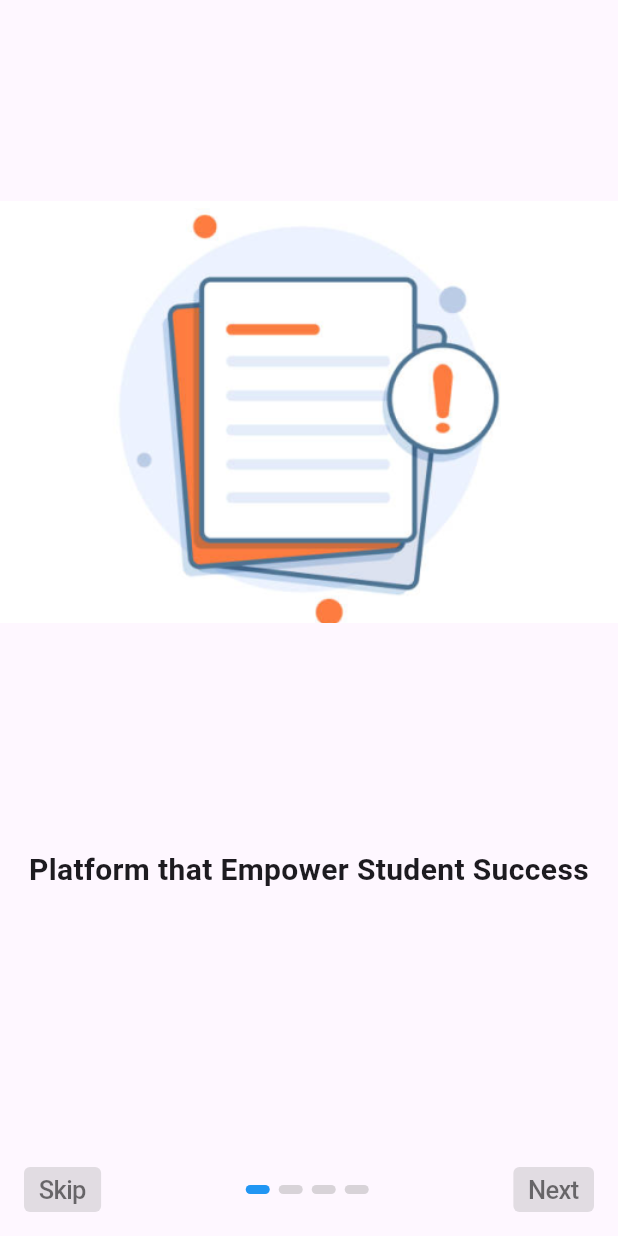
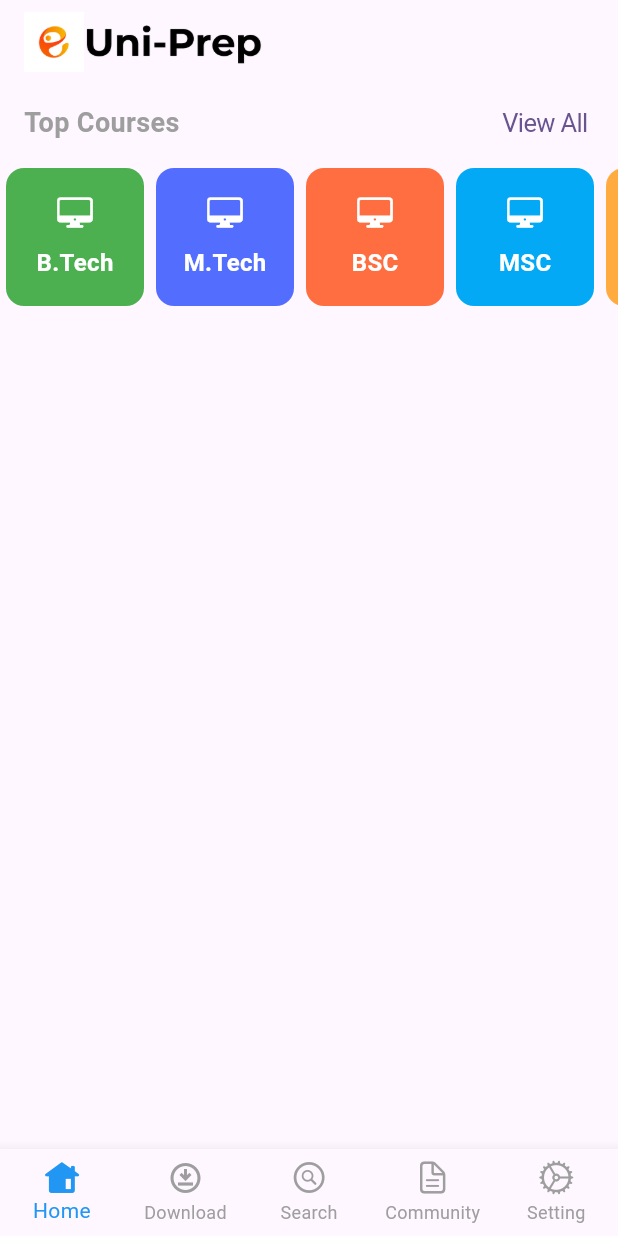
Before and after one commit to 1morecode/elearning, a Flutter app: the screen it shows after launch, on a phone screen of 412 x 824 dp. Run offline on Flutter 3.47's test engine with Material 3 defaults, Android fonts, the phone set to English and light mode, and no system bars; our stand-ins replace pinput.

Commit message:
TODO on Home Page, Course Card Completed

```diff
--- a/lib/config/assets.dart
+++ b/lib/config/assets.dart
@@ -2,10 +2,11 @@
 
 String smallLogo = "assets/logo/logo_100.png";
 String mediumLogo = "assets/logo/logo_256.png";
-
+String hrLogo = "assets/logo/hr_logo.png";
 
 String loginImage = "assets/images/login.png";
 String otpImage = "assets/images/otp.png";
+
 String googleIcon = "assets/icons/google.png";
 
 String onBoard1 = "assets/onboard/1.png";
--- /dev/null
+++ b/lib/config/data.dart
@@ -0,0 +1,90 @@
+//
+// Created by 1 More Code on 09/05/24.
+//
+
+import 'package:flutter/cupertino.dart';
+import 'package:flutter/material.dart';
+
+class UniData {
+  static List<dynamic> courses = [
+    {
+      "id": "001",
+      "course": "B.Tech",
+      "icon": CupertinoIcons.desktopcomputer,
+      "color": Colors.green,
+    },
+    {
+      "id": "002",
+      "course": "M.Tech",
+      "icon": CupertinoIcons.desktopcomputer,
+      "color": Colors.indigoAccent
+    },
+    {
+      "id": "003",
+      "course": "BSC",
+      "icon": CupertinoIcons.desktopcomputer,
+      "color": Colors.deepOrangeAccent
+    },
+    {
+      "id": "004",
+      "course": "MSC",
+      "icon": CupertinoIcons.desktopcomputer,
+      "color": Colors.lightBlue
+    },
+    {
+      "id": "005",
+      "course": "B.Com",
+      "icon": CupertinoIcons.desktopcomputer,
+      "color": Colors.orangeAccent
+    }
+  ];
+
+
+  static List<dynamic> branches = [
+    {
+      "branch": "Computer Science & Engineering",
+      "courseId": "001",
+      "icon": Icons.abc,
+      "years": [
+        {
+          "year": "1st Yr",
+          "syllabus": [
+            {
+              "syllabus": "Data Structure",
+              "code": "BCS012"
+            }
+          ]
+        },
+        {
+          "year": "2nd Yr",
+          "syllabus": [
+
+          ]
+        },
+        {
+          "year": "3rd Yr",
+          "syllabus": [
+
+          ]
+        },
+        {
+          "year": "4th Yr",
+          "syllabus": [
+
+          ]
+        }
+      ]
+    },
+    {
+      "courseId": "002",
+      "branch": "Electrical Engineering",
+      "icon": Icons.abc
+    },
+    {
+      "courseId": "002",
+      "branch": "Mechanical Engineering",
+      "icon": Icons.abc
+    }
+  ];
+
+}
--- a/lib/main.dart
+++ b/lib/main.dart
@@ -1,4 +1,4 @@
-import 'package:elearning/view/splash/splash_screen.dart';
+import 'package:elearning/view/dashboard/dashboard_screen.dart';
 import 'package:flutter/material.dart';
 
 void main() {
@@ -18,7 +18,7 @@ class MyApp extends StatelessWidget {
         colorScheme: ColorScheme.fromSeed(seedColor: Colors.deepPurple),
         useMaterial3: true,
       ),
-      home: const SplashScreen(),
+      home: const DashboardScreen(),
     );
   }
 }
--- a/lib/view/auth/registration_screen.dart
+++ b/lib/view/auth/registration_screen.dart
@@ -1,4 +1,4 @@
-import 'package:elearning/view/home/home_screen.dart';
+import 'package:elearning/view/dashboard/dashboard_screen.dart';
 import 'package:flutter/cupertino.dart';
 import 'package:flutter/material.dart';
 
@@ -154,7 +154,7 @@ class RegistrationScreen extends StatelessWidget {
                     Navigator.pushAndRemoveUntil(
                         context,
                         MaterialPageRoute(
-                          builder: (context) => const HomeScreen(),
+                          builder: (context) => const DashboardScreen(),
                         ),
                         (route) => false);
                   } else {
--- /dev/null
+++ b/lib/view/dashboard/dashboard_screen.dart
@@ -0,0 +1,83 @@
+import 'package:elearning/config/assets.dart';
+import 'package:elearning/view/dashboard/tabs/community/community_tab.dart';
+import 'package:elearning/view/dashboard/tabs/download/download_tab.dart';
+import 'package:elearning/view/dashboard/tabs/home/home_tab.dart';
+import 'package:elearning/view/dashboard/tabs/search/search_tab.dart';
+import 'package:elearning/view/dashboard/tabs/setting/setting_tab.dart';
+import 'package:flutter/cupertino.dart';
+import 'package:flutter/material.dart';
+
+class DashboardScreen extends StatefulWidget {
+  const DashboardScreen({super.key});
+
+  @override
+  State<DashboardScreen> createState() => _DashboardScreenState();
+}
+
+class _DashboardScreenState extends State<DashboardScreen> {
+  int currentIndex = 0;
+
+  List<Widget> bodyList = const [
+    HomeTab(),
+    DownloadTab(),
+    SearchTab(),
+    CommunityTab(),
+    SettingTab()
+  ];
+
+  List<Widget> appbarTitles = [
+    Image.asset(hrLogo, height: 40,),
+    Text("Download"),
+    Text("Search"),
+    Text("Community"),
+    Text("Setting"),
+  ];
+
+  @override
+  Widget build(BuildContext context) {
+    return Scaffold(
+      appBar: AppBar(
+        title: appbarTitles[currentIndex],
+      ),
+      body: bodyList[currentIndex],
+      bottomNavigationBar: BottomNavigationBar(
+        type: BottomNavigationBarType.fixed,
+        selectedItemColor: Colors.blue,
+        unselectedItemColor: Colors.grey,
+        currentIndex: currentIndex,
+        onTap: (index) {
+          setState(() {
+            currentIndex = index;
+          });
+        },
+        items: const [
+          BottomNavigationBarItem(
+            icon: Icon(CupertinoIcons.house_alt),
+            activeIcon: Icon(CupertinoIcons.house_alt_fill),
+            label: "Home",
+          ),
+          BottomNavigationBarItem(
+            icon: Icon(Icons.download_for_offline_outlined),
+            activeIcon: Icon(Icons.download_for_offline),
+            label: "Download",
+          ),
+          BottomNavigationBarItem(
+            icon: Icon(CupertinoIcons.search_circle),
+            activeIcon: Icon(CupertinoIcons.search_circle_fill),
+            label: "Search",
+          ),
+          BottomNavigationBarItem(
+            icon: Icon(CupertinoIcons.doc_text),
+            activeIcon: Icon(CupertinoIcons.doc_chart_fill),
+            label: "Community",
+          ),
+          BottomNavigationBarItem(
+            icon: Icon(CupertinoIcons.settings),
+            activeIcon: Icon(CupertinoIcons.settings_solid),
+            label: "Setting",
+          ),
+        ],
+      ),
+    );
+  }
+}
--- /dev/null
+++ b/lib/view/dashboard/tabs/community/community_tab.dart
@@ -0,0 +1,14 @@
+//
+// Created by 1 More Code on 09/05/24.
+//
+
+import 'package:flutter/material.dart';
+
+class CommunityTab extends StatelessWidget {
+  const CommunityTab({super.key});
+
+  @override
+  Widget build(BuildContext context) {
+    return Center(child: Text("Community Tab"),);
+  }
+}
--- /dev/null
+++ b/lib/view/dashboard/tabs/download/download_tab.dart
@@ -0,0 +1,14 @@
+//
+// Created by 1 More Code on 09/05/24.
+//
+
+import 'package:flutter/material.dart';
+
+class DownloadTab extends StatelessWidget {
+  const DownloadTab({super.key});
+
+  @override
+  Widget build(BuildContext context) {
+    return const Center(child: Text("Download Tab"),);
+  }
+}
--- /dev/null
+++ b/lib/view/dashboard/tabs/home/components/courses_card.dart
@@ -0,0 +1,40 @@
+//
+// Created by 1 More Code on 09/05/24.
+//
+
+import 'package:flutter/material.dart';
+
+class CoursesCard extends StatelessWidget {
+  final dynamic course;
+
+  const CoursesCard({super.key, required this.course});
+
+  @override
+  Widget build(BuildContext context) {
+    return SizedBox(
+      height: 100,
+      width: 100,
+      child: Card(
+        elevation: 0,
+        color: course['color'],
+        child: Padding(
+          padding: const EdgeInsets.all(8.0),
+          child: Column(
+            mainAxisAlignment: MainAxisAlignment.center,
+            children: [
+              Icon(course['icon'], color: Colors.white,),
+              const SizedBox(height: 10,),
+              Text(
+                course['course'],
+                style: const TextStyle(
+                    fontWeight: FontWeight.w600,
+                    fontSize: 16,
+                    color: Colors.white),
+              )
+            ],
+          ),
+        ),
+      ),
+    );
+  }
+}
--- /dev/null
+++ b/lib/view/dashboard/tabs/home/home_tab.dart
@@ -0,0 +1,69 @@
+//
+// Created by 1 More Code on 09/05/24.
+//
+
+import 'package:elearning/config/assets.dart';
+import 'package:elearning/config/data.dart';
+import 'package:elearning/view/dashboard/tabs/home/components/courses_card.dart';
+import 'package:flutter/cupertino.dart';
+import 'package:flutter/material.dart';
+import 'package:flutter/widgets.dart';
+
+class HomeTab extends StatelessWidget {
+  const HomeTab({super.key});
+
+  @override
+  Widget build(BuildContext context) {
+    return ListView(
+      children: [
+        // Courses Heading
+        Row(
+          children: [
+            const Expanded(
+                child: Padding(
+              padding: EdgeInsets.symmetric(horizontal: 16),
+              child: Text(
+                "Top Courses",
+                style: TextStyle(
+                    fontSize: 18,
+                    color: Colors.grey,
+                    fontWeight: FontWeight.w600),
+              ),
+            )),
+            CupertinoButton(
+              onPressed: () {},
+              minSize: 40,
+              child: const Text("View All"),
+            )
+          ],
+        ),
+        SizedBox(
+            height: 100,
+            width: MediaQuery.of(context).size.width,
+            child: ListView.builder(
+              scrollDirection: Axis.horizontal,
+              itemCount: UniData.courses.length,
+              itemBuilder: (context, index) => CoursesCard(course: UniData.courses[index]),
+            )
+
+            // ListView(
+            //   scrollDirection: Axis.horizontal,
+            //   padding: const EdgeInsets.symmetric(horizontal: 10),
+            //   children: const [
+            //     ,
+            //     CoursesCard(title: "B.Tech", icon:  CupertinoIcons.device_desktop, color: Colors.pink,),
+            //     CoursesCard(title: "B.Tech", icon:  CupertinoIcons.device_desktop, color: Colors.pink,),
+            //     CoursesCard(title: "B.Tech", icon:  CupertinoIcons.device_desktop, color: Colors.pink,),
+            //     CoursesCard(title: "B.Tech", icon:  CupertinoIcons.device_desktop, color: Colors.pink,),
+            //     CoursesCard(title: "B.Tech", icon:  CupertinoIcons.device_desktop, color: Colors.pink,),
+            //     CoursesCard(title: "M.Tech", icon:  CupertinoIcons.device_desktop, color: Colors.amber,),
+            //     CoursesCard(title: "BCA", icon:  CupertinoIcons.device_desktop, color: Colors.blueAccent,),
+            //     CoursesCard(title: "MCA", icon:  CupertinoIcons.device_desktop, color: Colors.brown,),
+            //     CoursesCard(title: "BSC", icon:  CupertinoIcons.device_desktop, color: Colors.indigoAccent,),
+            //   ],
+            // ),
+            )
+      ],
+    );
+  }
+}
--- /dev/null
+++ b/lib/view/dashboard/tabs/search/search_tab.dart
@@ -0,0 +1,14 @@
+//
+// Created by 1 More Code on 09/05/24.
+//
+
+import 'package:flutter/material.dart';
+
+class SearchTab extends StatelessWidget {
+  const SearchTab({super.key});
+
+  @override
+  Widget build(BuildContext context) {
+    return Center(child: Text("Search Tab"),);
+  }
+}
--- /dev/null
+++ b/lib/view/dashboard/tabs/setting/setting_tab.dart
@@ -0,0 +1,14 @@
+//
+// Created by 1 More Code on 09/05/24.
+//
+
+import 'package:flutter/material.dart';
+
+class SettingTab extends StatelessWidget {
+  const SettingTab({super.key});
+
+  @override
+  Widget build(BuildContext context) {
+    return Center(child: Text("Setting Tab"),);
+  }
+}
--- a/lib/view/home/home_screen.dart
+++ /dev/null
@@ -1,14 +0,0 @@
-import 'package:flutter/material.dart';
-
-class HomeScreen extends StatelessWidget {
-  const HomeScreen({super.key});
-
-  @override
-  Widget build(BuildContext context) {
-    return const Scaffold(
-      body: Center(
-        child: Text("Home Screen"),
-      ),
-    );
-  }
-}
```
Also changed, not shown: assets/logo/hr_logo.png (added), 2 other files.
